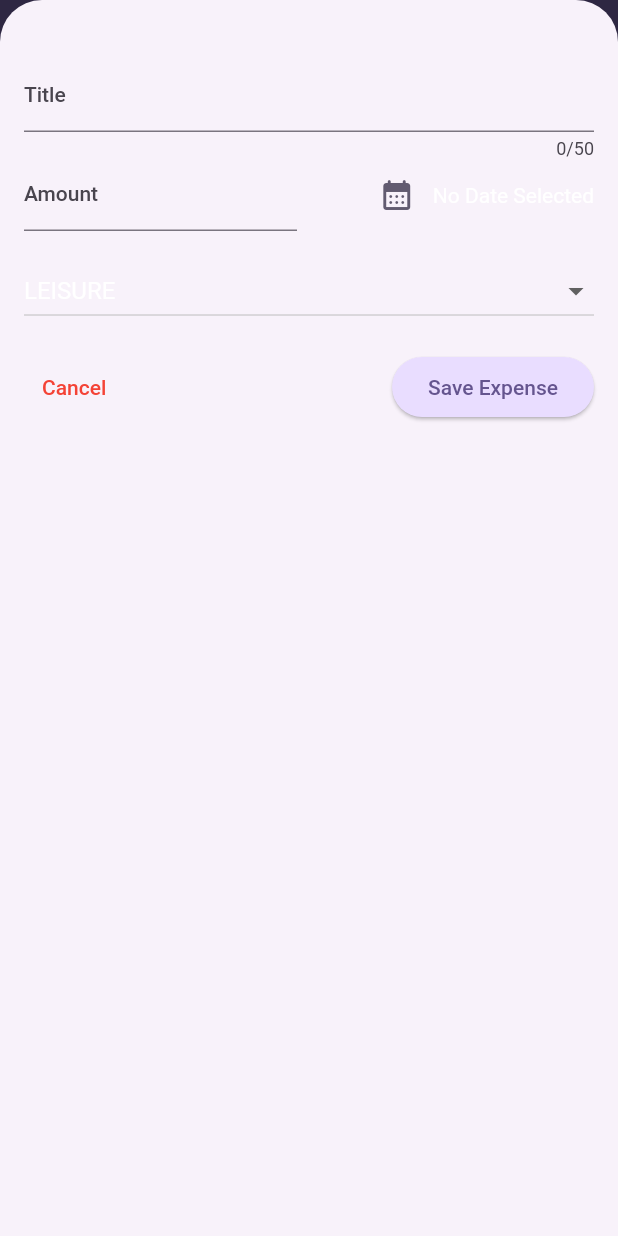
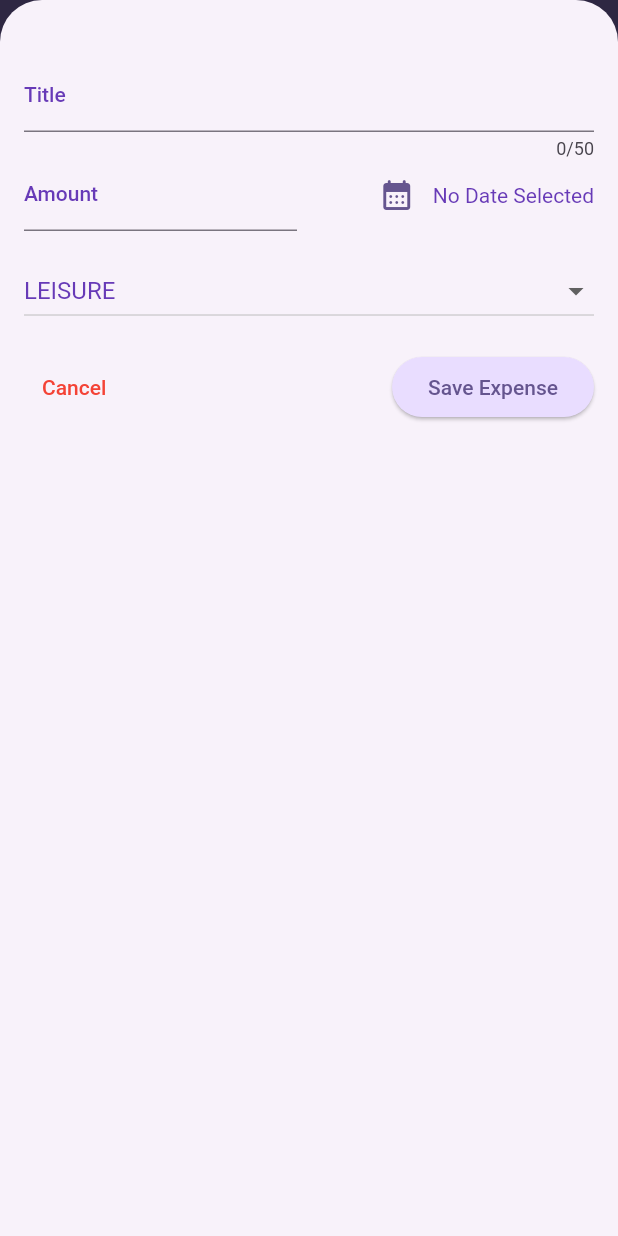
Before and after one commit to eacardenase/flutter-expense-tracker, a Flutter app: the screen it shows after launch, after a tap on the "add" icon, on a phone screen of 412 x 824 dp. Run offline on Flutter 3.47's test engine with Material 2 defaults, Android fonts, the phone set to English and light mode, and no system bars.

Commit message:
feat: finish theme and style setup

```diff
--- a/lib/main.dart
+++ b/lib/main.dart
@@ -23,7 +23,7 @@ void main() {
             foregroundColor: kColorScheme.onSecondary,
           ),
           cardTheme: const CardTheme().copyWith(
-            color: kColorScheme.tertiaryContainer,
+            color: kColorScheme.primaryContainer,
             margin: const EdgeInsets.all(
               12,
             ),
@@ -41,7 +41,7 @@ void main() {
             ),
           ),
           iconTheme: IconThemeData(
-            color: kColorScheme.secondary,
+            color: kColorScheme.primary,
           )),
       home: const Expenses(),
     ),
--- a/lib/widgets/new_expense.dart
+++ b/lib/widgets/new_expense.dart
@@ -73,9 +73,16 @@ class _NewExpenseState extends State<NewExpense> {
         builder: ((context) => AlertDialog(
               title: const Text(
                 'Invalid Input',
+                style: TextStyle(
+                  color: Colors.deepPurple,
+                  fontWeight: FontWeight.bold,
+                ),
               ),
               content: const Text(
                 'Please make sure a valid title, amount date and category was entered.',
+                style: TextStyle(
+                  color: Colors.deepPurple,
+                ),
               ),
               actions: [
                 IconButton(
@@ -132,6 +139,9 @@ class _NewExpenseState extends State<NewExpense> {
             decoration: const InputDecoration(
               label: Text(
                 'Title',
+                style: TextStyle(
+                  color: Colors.deepPurple,
+                ),
               ),
             ),
           ),
@@ -145,6 +155,9 @@ class _NewExpenseState extends State<NewExpense> {
                     prefixText: '\$ ',
                     label: Text(
                       'Amount',
+                      style: TextStyle(
+                        color: Colors.deepPurple,
+                      ),
                     ),
                   ),
                 ),
@@ -165,6 +178,9 @@ class _NewExpenseState extends State<NewExpense> {
                     ),
                     Text(
                       _formatedDate,
+                      style: const TextStyle(
+                        color: Colors.deepPurple,
+                      ),
                     ),
                   ],
                 ),
@@ -183,6 +199,9 @@ class _NewExpenseState extends State<NewExpense> {
                     value: category,
                     child: Text(
                       category.name.toUpperCase(),
+                      style: const TextStyle(
+                        color: Colors.deepPurple,
+                      ),
                     ),
                   ),
                 )
```
Also changed, not shown: 1 other file.
